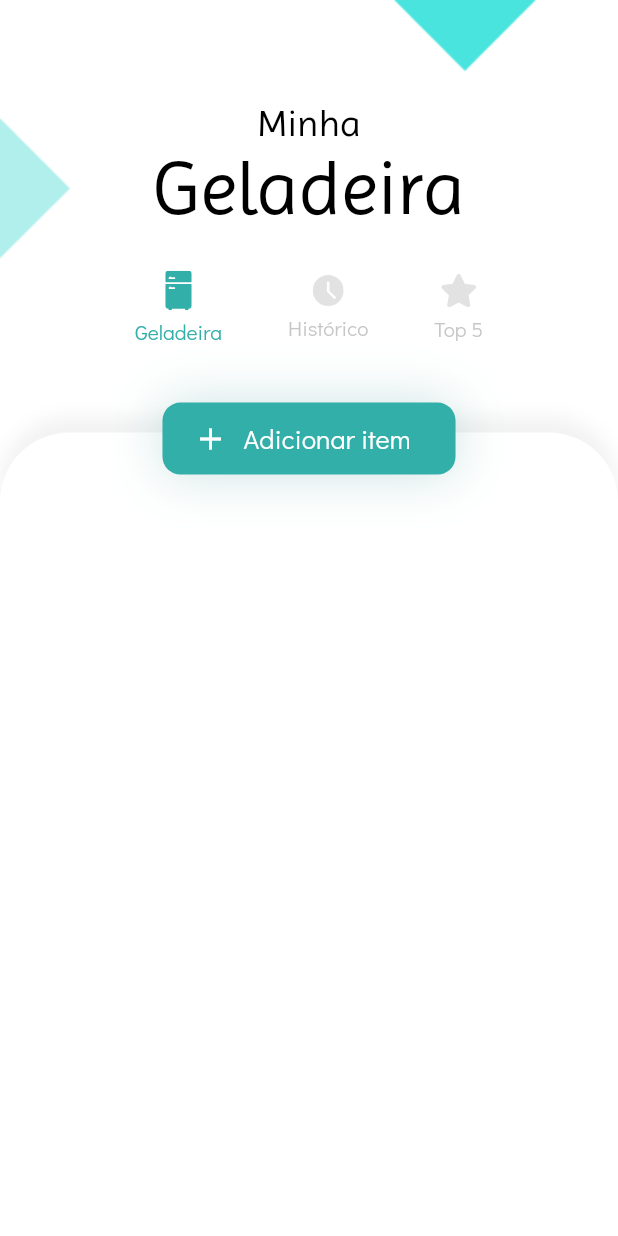
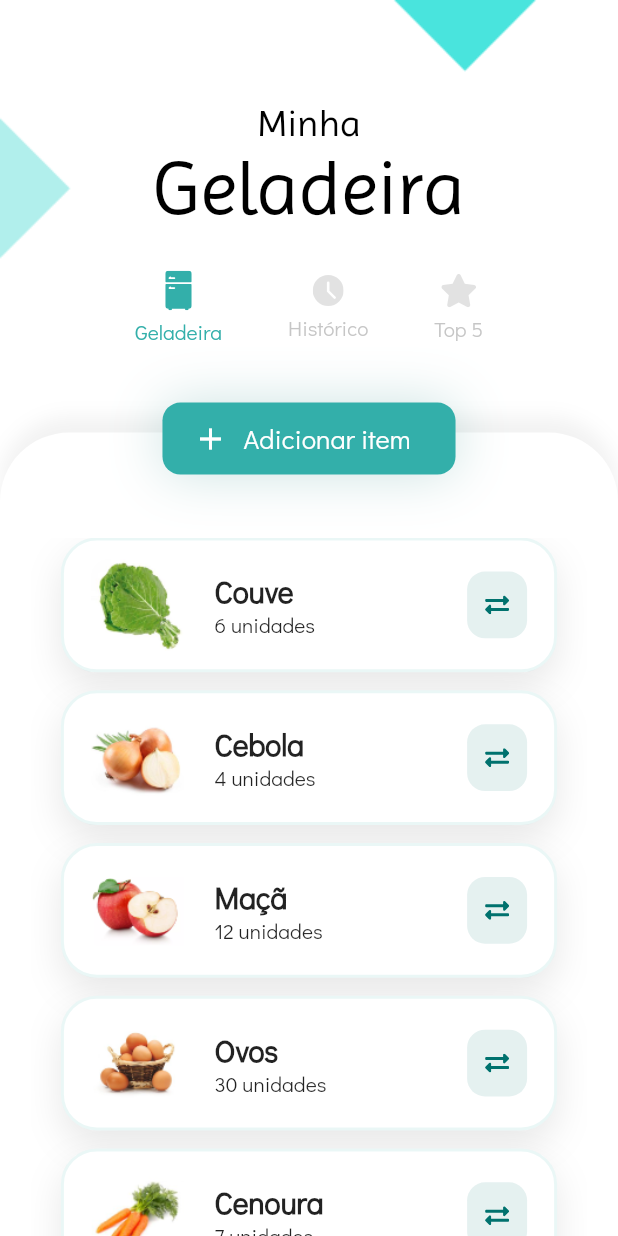
Before and after one commit to jemluz/flutter-fridge, a Flutter app: the screen it shows after launch, on a phone screen of 412 x 824 dp. Run offline on Flutter 3.47's test engine with Material 2 defaults, Android fonts, the phone set to English and light mode, and no system bars; our stand-ins replace flutter_svg.

Commit message:
Fridge screen concluida

```diff
--- /dev/null
+++ b/lib/components/action_button.dart
@@ -0,0 +1,58 @@
+import 'package:flutter/material.dart';
+
+class ActionButton extends StatelessWidget {
+  const ActionButton({
+    Key key,
+    @required this.text,
+  }) : super(key: key);
+
+  final String text;
+
+  @override
+  Widget build(BuildContext context) {
+    return Positioned(
+      top: 0,
+      child: InkWell(
+        onTap: () {},
+        borderRadius: BorderRadius.circular(16),
+        highlightColor: Theme.of(context).primaryColor.withOpacity(.2),
+        child: Container(
+          padding: EdgeInsets.symmetric(
+            horizontal: 20,
+            vertical: 12,
+          ),
+          decoration: BoxDecoration(
+              color: Theme.of(context).primaryColor,
+              borderRadius: BorderRadius.circular(12),
+              boxShadow: <BoxShadow>[
+                BoxShadow(
+                    offset: Offset(0, 0),
+                    blurRadius: 30,
+                    color: Theme.of(context)
+                        .colorScheme
+                        .secondary
+                        .withOpacity(.20))
+              ]),
+          child: Row(
+            mainAxisAlignment: MainAxisAlignment.center,
+            children: <Widget>[
+              Icon(
+                Icons.add,
+                color: Colors.white,
+              ),
+              SizedBox(width: 10),
+              Text(
+                text,
+                style: TextStyle(
+                    color: Colors.white,
+                    fontSize: 18,
+                    fontWeight: FontWeight.w500),
+              ),
+              SizedBox(width: 10),
+            ],
+          ),
+        ),
+      ),
+    );
+  }
+}
--- a/lib/components/menu_button.dart
+++ b/lib/components/menu_button.dart
@@ -21,7 +21,7 @@ class MenuButton extends StatelessWidget {
     return InkWell(
       onTap: onPressed,
       borderRadius: BorderRadius.circular(16),
-      highlightColor: AppColors.GREEN_n51.withOpacity(.2),
+      highlightColor: Theme.of(context).primaryColor.withOpacity(.2),
       child: Padding(
         padding: EdgeInsets.symmetric(
           horizontal: 12,
--- a/lib/models/product.dart
+++ b/lib/models/product.dart
@@ -1,20 +1,21 @@
 import 'package:flutter/foundation.dart';
 
-import 'transactions.dart';
+// import 'transaction.dart';
 
 class Product with ChangeNotifier{
   String id;
   String name;
+  String imgSrc;
   int amount;
 
   int _totalUsed = 0;
   int _totalAdded = 0;
-  List<Transactions> _transactions = [];
 
   Product({
     this.id,
     @required this.name,
     @required this.amount,
+    @required this.imgSrc,
   });
 
   int get totalUsed {
@@ -23,10 +24,6 @@ class Product with ChangeNotifier{
 
   int get totalAdded {
     return _totalAdded;
-  }
-
-  List<Transactions> get transactions {
-    return _transactions;
   }
 
   void updatedTotalAdded(int number) {
--- a/lib/models/products.dart
+++ b/lib/models/products.dart
@@ -1,15 +1,17 @@
 import 'package:flutter/material.dart';
-import 'package:http/http.dart' as http;
+// import 'package:http/http.dart' as http;
 
-import 'dart:convert';
+// import 'dart:convert';
 import 'product.dart';
 
 List<Product> demoProducts = [
-  Product(name: 'Couve', amount: 6),
-  Product(name: 'Cebola', amount: 4),
-  Product(name: 'Maçã', amount: 12),
-  Product(name: 'Ovos', amount: 30),
-  Product(name: 'Cenoura', amount: 7),
+  Product(name: 'Couve', amount: 6, imgSrc: 'assets/images/couve.png'),
+  Product(name: 'Cebola', amount: 4, imgSrc: 'assets/images/cebola.png'),
+  Product(name: 'Maçã', amount: 12, imgSrc: 'assets/images/maca.png'),
+  Product(name: 'Ovos', amount: 30, imgSrc: 'assets/images/ovos.png'),
+  Product(name: 'Cenoura', amount: 7, imgSrc: 'assets/images/cenoura.png'),
+  Product(name: 'Maçã', amount: 12, imgSrc: 'assets/images/maca.png'),
+  Product(name: 'Ovos', amount: 30, imgSrc: 'assets/images/ovos.png'),
 ];
 
 class Products with ChangeNotifier {
@@ -19,22 +21,44 @@ class Products with ChangeNotifier {
     return _items.length;
   }
 
-  Future<void> addProduct(Product newProduct) {
-    const url =
-        'https://flutter-loja-41af1-default-rtdb.firebaseio.com/products';
+  void updateProduct(Product product) {
+    if (product != null && product.id != null) {
+      return;
+    }
 
-    return http
-        .post(
-      url,
-      body: json.encode({'name': newProduct.name, 'amount': newProduct.amount}),
-    )
-        .then((response) {
-      _items.add(Product(
-        id: json.decode(response.body)['name'],
-        name: newProduct.name,
-        amount: newProduct.amount,
-      ));
+    final index = _items.indexWhere((prod) => prod.id == product.id);
+
+    if (index >= 0) {
+      _items[index] = product;
       notifyListeners();
-    }).then((_) => null);
+    }
   }
+
+  void deleteProduct(String id) {
+    final index = _items.indexWhere((prod) => prod.id == id);
+    if (index >= 0) {
+      _items.removeWhere((prod) => prod.id == id);
+      notifyListeners();
+    }
+  }
+
+  // Future<void> addProduct(Product newProduct) {
+  //   const url =
+  //       'https://flutter-loja-41af1-default-rtdb.firebaseio.com/products';
+
+  //   return http
+  //       .post(
+  //     url,
+  //     body: json.encode({'name': newProduct.name, 'amount': newProduct.amount}),
+  //   )
+  //       .then((response) {
+  //     _items.add(Product(
+  //       id: json.decode(response.body)['name'],
+  //       name: newProduct.name,
+  //       amount: newProduct.amount,
+  //     ));
+  //     notifyListeners();
+  //   }).then((_) => null);
+  // }
+
 }
--- /dev/null
+++ b/lib/models/transaction.dart
@@ -0,0 +1,17 @@
+import 'package:flutter/material.dart';
+
+class Transaction with ChangeNotifier{
+  String id;
+  String productName;
+  DateTime date;
+  bool isAdditive;
+  int amount;
+
+  Transaction({
+    this.id,
+    @required this.productName,
+    @required this.amount,
+    this.isAdditive = true,
+    this.date,
+  });
+}
--- a/lib/models/transactions.dart
+++ b/lib/models/transactions.dart
@@ -1,6 +1,27 @@
-class Transactions {
-  String productName;
-  DateTime date;
-  bool isAdditive;
-  int amount;
+import 'package:flutter/material.dart';
+
+import 'transaction.dart';
+
+List<Transaction> demoTransactions = [
+  Transaction(productName: 'Couve', amount: 12, isAdditive: true, date: DateTime.now()),
+  Transaction(productName: 'Couve', amount: 2, isAdditive: false, date: DateTime.now()),
+  Transaction(productName: 'Ovos', amount: 5, isAdditive: false, date: DateTime.now()),
+  Transaction(productName: 'Cenoura', amount: 16, isAdditive: true, date: DateTime.now()),
+];
+
+
+class Transactions with ChangeNotifier{
+  List<Transaction> _items = demoTransactions;
+
+  int get itemsCount {
+    return _items.length;
+  }
+
+  void deleteTransaction(String id) {
+    final index = _items.indexWhere((prod) => prod.id == id);
+    if (index >= 0) {
+      _items.removeWhere((prod) => prod.id == id);
+      notifyListeners();
+    }
+  }
 }
--- /dev/null
+++ b/lib/screens/fridge/components/content.dart
@@ -0,0 +1,42 @@
+import 'package:flutter/material.dart';
+
+import '../../../themes.dart';
+import 'product_list.dart';
+
+class Content extends StatelessWidget {
+  const Content({
+    Key key,
+    @required this.size,
+  }) : super(key: key);
+
+  final Size size;
+
+  @override
+  Widget build(BuildContext context) {
+    return Container(
+      height: size.height * .65,
+      width: size.width,
+      margin: EdgeInsets.only(top: 20),
+      padding: EdgeInsets.symmetric(horizontal: size.width * .05),
+      decoration: backgroundDecoration(),
+      child: ProductsList(size: size),
+    );
+  }
+
+  BoxDecoration backgroundDecoration() {
+    return BoxDecoration(
+      color: Colors.white,
+      borderRadius: BorderRadius.only(
+        topLeft: Radius.circular(46),
+        topRight: Radius.circular(46),
+      ),
+      boxShadow: <BoxShadow>[
+        BoxShadow(
+          offset: Offset(0, -10),
+          blurRadius: 10,
+          color: AppColors.BLACK.withOpacity(.05),
+        )
+      ],
+    );
+  }
+}
--- /dev/null
+++ b/lib/screens/fridge/components/product_card.dart
@@ -0,0 +1,94 @@
+import 'package:flutter/material.dart';
+import 'package:flutter_svg/flutter_svg.dart';
+import 'package:fridge/models/product.dart';
+
+import '../../../themes.dart';
+
+class ProductCard extends StatelessWidget {
+  const ProductCard({
+    Key key,
+    @required this.size,
+    @required this.onPressed,
+    @required this.product,
+  }) : super(key: key);
+
+  final Size size;
+  final GestureTapCallback onPressed;
+  final Product product;
+
+  @override
+  Widget build(BuildContext context) {
+    return Container(
+      padding: EdgeInsets.symmetric(vertical: 12, horizontal: 18),
+      margin: EdgeInsets.only(bottom: 12, left: 20, right: 20),
+      decoration: cardDecoration(context),
+      child: Row(
+        mainAxisAlignment: MainAxisAlignment.spaceBetween,
+        children: <Widget>[
+          buildProductImage(product.imgSrc),
+          SizedBox(width: size.width * .05),
+          buildProductInfo(product.name, product.amount),
+          Spacer(),
+          buildTransactionButton(context, onPressed),
+        ],
+      ),
+    );
+  }
+
+  BoxDecoration cardDecoration(BuildContext context) {
+    return BoxDecoration(
+        color: Colors.white,
+        border: Border.all(
+            width: 2, color: Theme.of(context).primaryColor.withOpacity(.1)),
+        borderRadius: BorderRadius.circular(24),
+        boxShadow: <BoxShadow>[
+          BoxShadow(
+              offset: Offset(0, 10),
+              blurRadius: 20,
+              color: AppColors.GRAY_n141.withOpacity(.2))
+        ]);
+  }
+
+  Container buildProductImage(String image) {
+    return Container(
+      width: size.width * .15,
+      height: size.width * .15,
+      decoration: BoxDecoration(
+          image: DecorationImage(
+        alignment: Alignment.topCenter,
+        image: AssetImage(image),
+      )),
+    );
+  }
+
+  Column buildProductInfo(String name, int amount) {
+    return Column(
+      crossAxisAlignment: CrossAxisAlignment.start,
+      children: <Widget>[
+        Text(
+          name,
+          style: TextStyle(fontWeight: FontWeight.bold, fontSize: 20),
+        ),
+        Text('$amount unidades'),
+      ],
+    );
+  }
+
+  InkWell buildTransactionButton(BuildContext context, Function onPressed) {
+    return InkWell(
+      onTap: onPressed,
+      borderRadius: BorderRadius.circular(16),
+      highlightColor: Theme.of(context).primaryColor.withOpacity(.2),
+      child: Container(
+        padding: EdgeInsets.symmetric(
+          horizontal: 12,
+          vertical: 16,
+        ),
+        decoration: BoxDecoration(
+            color: Theme.of(context).colorScheme.secondary.withOpacity(.1),
+            borderRadius: BorderRadius.circular(12)),
+        child: SvgPicture.asset('assets/icons/exchange.svg'),
+      ),
+    );
+  }
+}
--- /dev/null
+++ b/lib/screens/fridge/components/product_list.dart
@@ -0,0 +1,32 @@
+import 'package:flutter/material.dart';
+import 'package:fridge/models/products.dart';
+
+import 'product_card.dart';
+
+class ProductsList extends StatelessWidget {
+  const ProductsList({
+    Key key,
+    @required this.size,
+  }) : super(key: key);
+
+  final Size size;
+
+  @override
+  Widget build(BuildContext context) {
+    return SingleChildScrollView(
+      child: Container(
+        alignment: Alignment.bottomCenter,
+        height: size.height * .6,
+        margin: EdgeInsets.only(top: 70),
+        child: ListView.builder(
+          itemCount: demoProducts.length,
+          itemBuilder: (context, index) => ProductCard(
+            product: demoProducts[index],
+            onPressed: () {},
+            size: size,
+          ),
+        ),
+      ),
+    );
+  }
+}
--- a/lib/screens/fridge/fridge_content.dart
+++ b/lib/screens/fridge/fridge_content.dart
@@ -1,7 +1,9 @@
 import 'package:flutter/material.dart';
-import 'package:flutter_svg/flutter_svg.dart';
+import 'package:fridge/components/action_button.dart';
+import 'package:fridge/models/products.dart';
 
 import '../../themes.dart';
+import 'components/content.dart';
 
 class FridgeContent extends StatelessWidget {
   @override
@@ -12,97 +14,10 @@ class FridgeContent extends StatelessWidget {
       child: Stack(
         alignment: Alignment.center,
         children: <Widget>[
-          ContentBackground(size: size),
-          MainButton()
+          Content(size: size),
+          ActionButton(text: 'Adicionar item'),
         ],
       ),
     );
   }
 }
-
-class ContentBackground extends StatelessWidget {
-  const ContentBackground({
-    Key key,
-    @required this.size,
-  }) : super(key: key);
-
-  final Size size;
-
-  @override
-  Widget build(BuildContext context) {
-    return Container(
-      height: size.height * .65,
-      width: size.width,
-      margin: EdgeInsets.only(top: 20),
-      padding: EdgeInsets.symmetric(horizontal: size.width * .1),
-      decoration: BoxDecoration(
-        color: Colors.white,
-        borderRadius: BorderRadius.only(
-          topLeft: Radius.circular(46),
-          topRight: Radius.circular(46),
-        ),
-        boxShadow: <BoxShadow>[
-          BoxShadow(
-            offset: Offset(0, -10),
-            blurRadius: 10,
-            color: AppColors.BLACK.withOpacity(.05),
-          )
-        ],
-      ),
-    );
-  }
-}
-
-class MainButton extends StatelessWidget {
-  const MainButton({
-    Key key,
-  }) : super(key: key);
-
-  @override
-  Widget build(BuildContext context) {
-    return Positioned(
-      top: 0,
-      child: InkWell(
-        onTap: () {},
-        borderRadius: BorderRadius.circular(16),
-        highlightColor: Theme.of(context).primaryColor.withOpacity(.2),
-        child: Container(
-          padding: EdgeInsets.symmetric(
-            horizontal: 20,
-            vertical: 12,
-          ),
-          decoration: BoxDecoration(
-            color: Theme.of(context).primaryColor,
-            borderRadius: BorderRadius.circular(12),
-            boxShadow: <BoxShadow>[
-              BoxShadow(
-                offset: Offset(0, 0),
-                blurRadius: 30,
-                color: Theme.of(context).colorScheme.secondary.withOpacity(.20)
-              )
-            ]
-          ),
-          child: Row(
-            mainAxisAlignment: MainAxisAlignment.center,
-            children: <Widget>[
-              Icon(
-                Icons.add,
-                color: Colors.white,
-              ),
-              SizedBox(width: 10),
-              Text(
-                'Adicionar item',
-                style: TextStyle(
-                  color: Colors.white,
-                  fontSize: 18,
-                  fontWeight: FontWeight.w500
-                ),
-              ),
-              SizedBox(width: 10),
-            ],
-          ),
-        ),
-      ),
-    );
-  }
-}
--- a/lib/screens/home_sreen.dart
+++ b/lib/screens/home_sreen.dart
@@ -28,10 +28,12 @@ class _HomeScreenState extends State<HomeScreen> {
     });
   }
 
+  Widget contentView() {
+    return _children[_currentIndex];
+  }
+
   @override
   Widget build(BuildContext context) {
-    var size = MediaQuery.of(context).size;
-
     return Scaffold(
       body: Stack(
         children: <Widget>[
@@ -45,11 +47,9 @@ class _HomeScreenState extends State<HomeScreen> {
                   Spacer(flex: 3),
                   Logo(),
                   SizedBox(height: 10),
-                  menuBuild(),
+                  buildMenu(),
                   Spacer(flex: 1),
-
-                  _children[_currentIndex],
-
+                  contentView()
                 ],
               ),
             ),
@@ -59,7 +59,7 @@ class _HomeScreenState extends State<HomeScreen> {
     );
   }
 
-  Row menuBuild() {
+  Row buildMenu() {
     return Row(
       mainAxisAlignment: MainAxisAlignment.center,
       children: <Widget>[
--- a/pubspec.yaml
+++ b/pubspec.yaml
@@ -31,7 +31,6 @@ dependencies:
   # Use with the CupertinoIcons class for iOS style icons.
   cupertino_icons: ^1.0.2
   flutter_svg: ^0.20.0-nullsafety.3
-  provider: ^4.3.1
 
 dev_dependencies:
   flutter_test:
```
Also changed, not shown: assets/icons/exchange.svg (added), pubspec.lock.
